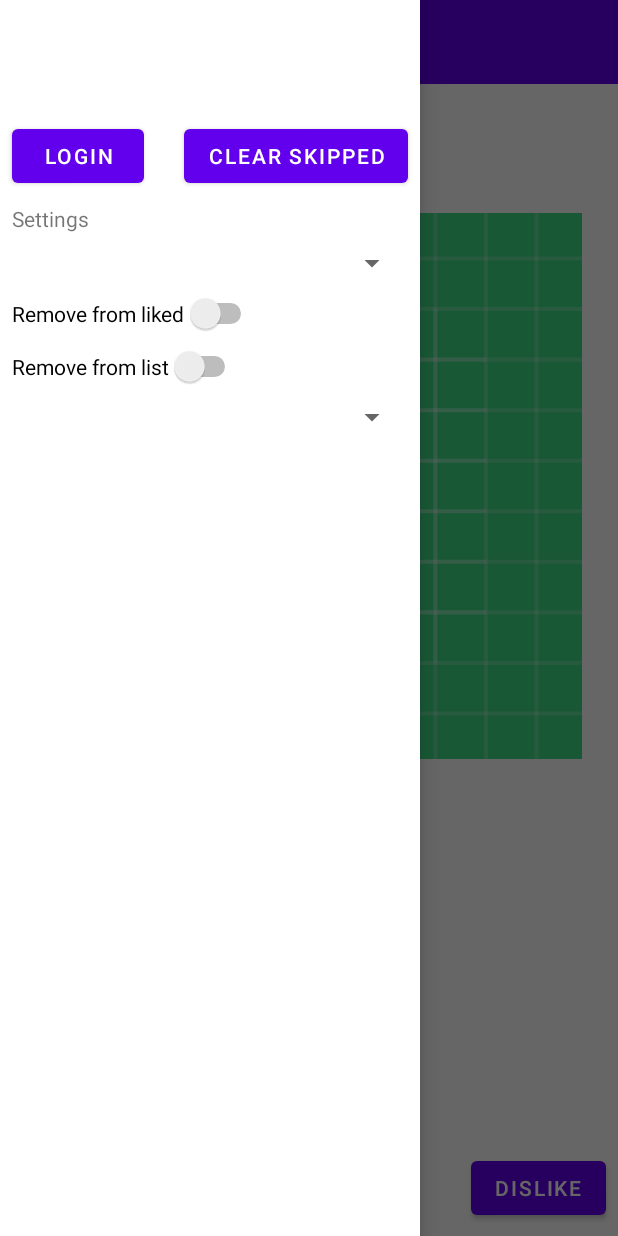
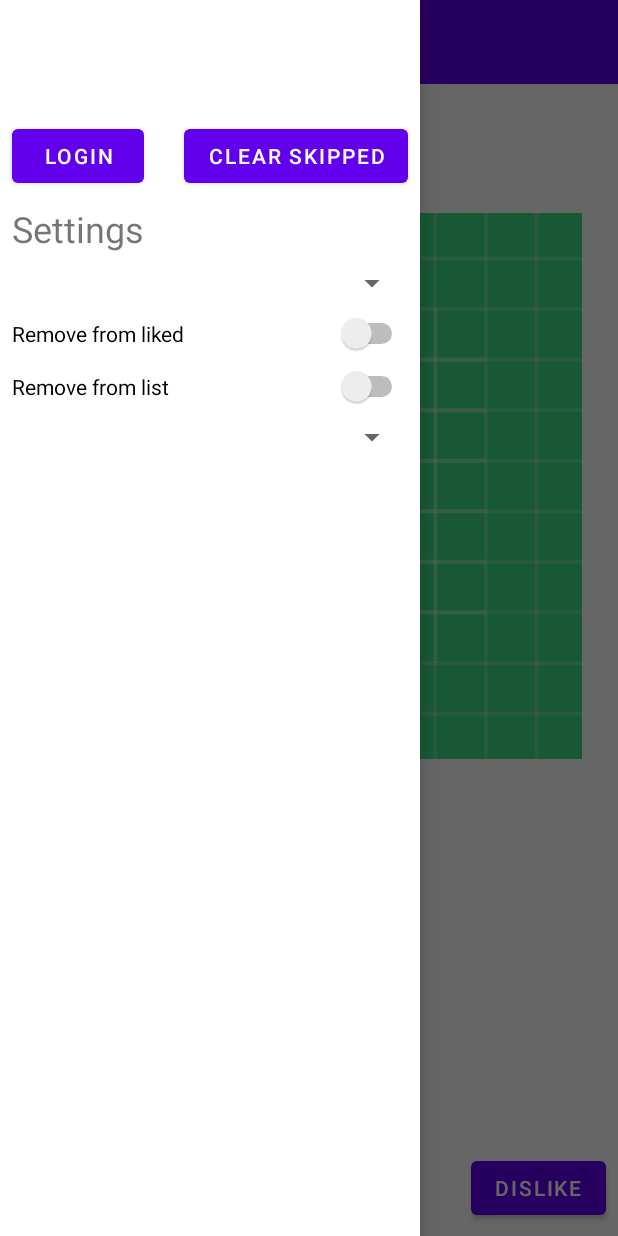
Before and after one commit to MD5-9029/spotify-companion, an Android app: the screen it shows after launch (MainActivity), with the side drawer open, on a phone screen of 412 x 824 dp. Run offline under Robolectric (Android 15) with nearby library versions, the phone set to English and light mode, and no system bars; libraries missing offline, so code that uses them is left out: com.spotify.android, com.spotify.protocol; 2 statements that could not run were skipped.

Commit message:
fixed placement of switches in drawer

```diff
--- a/app/src/main/res/layout/drawer_main.xml
+++ b/app/src/main/res/layout/drawer_main.xml
@@ -13,6 +13,7 @@
         android:layout_marginTop="8dp"
         android:layout_marginEnd="8dp"
         android:text="@string/drawer_settings"
+        android:textSize="24sp"
         app:layout_constraintEnd_toEndOf="parent"
         app:layout_constraintHorizontal_bias="0.0"
         app:layout_constraintStart_toStartOf="parent"
@@ -35,18 +36,22 @@
         android:layout_height="wrap_content"
         android:layout_marginStart="8dp"
         android:layout_marginTop="8dp"
+        android:layout_marginEnd="8dp"
         android:text="@string/drawer_removeLiked"
+        app:layout_constraintEnd_toEndOf="parent"
         app:layout_constraintStart_toStartOf="parent"
         app:layout_constraintTop_toBottomOf="@+id/sp_srcList"
         tools:ignore="UseSwitchCompatOrMaterialXml" />
 
     <Switch
         android:id="@+id/sw_rmList"
-        android:layout_width="wrap_content"
+        android:layout_width="0dp"
         android:layout_height="wrap_content"
         android:layout_marginStart="8dp"
         android:layout_marginTop="8dp"
+        android:layout_marginEnd="8dp"
         android:text="@string/drawer_removeList"
+        app:layout_constraintEnd_toEndOf="parent"
         app:layout_constraintStart_toStartOf="parent"
         app:layout_constraintTop_toBottomOf="@+id/sw_rmLiked"
         tools:ignore="UseSwitchCompatOrMaterialXml" />
```
